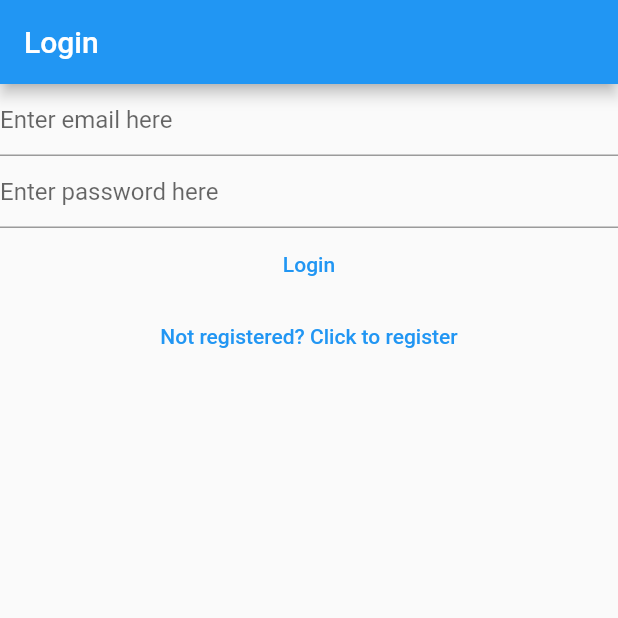
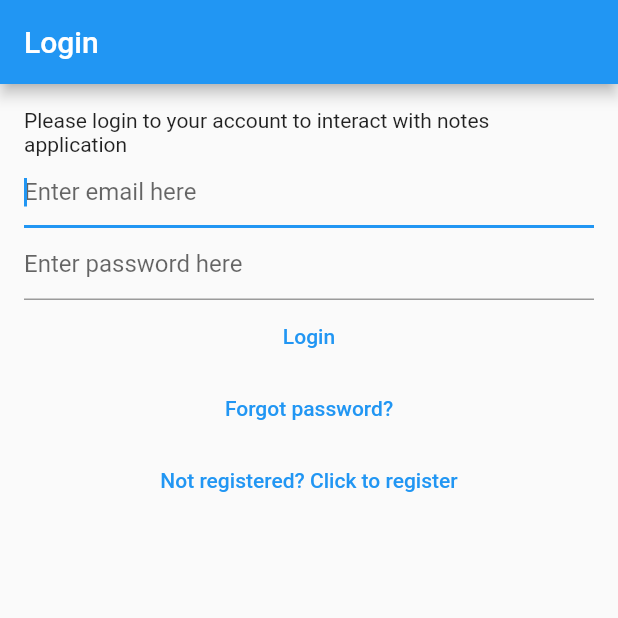
Before and after one commit to qbobaid/NotesApp, a Flutter app: the screen it shows after launch, on a phone screen of 412 x 824 dp, the top half of it. Run offline on Flutter 3.47's test engine with Material 2 defaults, Android fonts, the phone set to English and light mode, and no system bars; our stand-ins replace bloc, cloud_firestore, equatable, firebase_auth, firebase_core, flutter_bloc and 1 more; accounts and stored records are empty.

Commit message:
implemented forgot password view and beautified views a bit

```diff
--- a/lib/main.dart
+++ b/lib/main.dart
@@ -6,6 +6,7 @@ import 'package:notes_app/services/auth/bloc/auth_bloc.dart';
 import 'package:notes_app/services/auth/bloc/auth_event.dart';
 import 'package:notes_app/services/auth/bloc/auth_state.dart';
 import 'package:notes_app/services/auth/firebase_auth_provider.dart';
+import 'package:notes_app/views/forgot_password_view.dart';
 import 'package:notes_app/views/login_view.dart';
 import 'package:notes_app/views/notes/create_update_note_view.dart';
 import 'package:notes_app/views/notes/notes_view.dart';
@@ -53,6 +54,8 @@ class HomePage extends StatelessWidget {
           return const VerifyEmailView();
         } else if (state is AuthStateLoggedOut) {
           return const LoginView();
+        } else if (state is AuthStateForgotPassword) {
+          return const ForgotPasswordView();
         } else if (state is AuthStateRegistering) {
           return const RegisterView();
         } else {
--- a/lib/services/auth/auth_provider.dart
+++ b/lib/services/auth/auth_provider.dart
@@ -18,4 +18,5 @@ abstract class AuthProvider {
   Future<void> logout();
 
   Future<void> sendEmailVerification();
+  Future<void> sendPasswordReset({required String email});
 }
--- a/lib/services/auth/auth_service.dart
+++ b/lib/services/auth/auth_service.dart
@@ -34,4 +34,8 @@ class AuthService implements AuthProvider {
 
   @override
   Future<void> sendEmailVerification() => provider.sendEmailVerification();
+
+  @override
+  Future<void> sendPasswordReset({required String email}) =>
+      provider.sendPasswordReset(email: email);
 }
--- a/lib/services/auth/bloc/auth_event.dart
+++ b/lib/services/auth/bloc/auth_event.dart
@@ -28,6 +28,11 @@ class AuthEventShouldRegister extends AuthEvent {
   const AuthEventShouldRegister();
 }
 
+class AuthEventForgotPassword extends AuthEvent {
+  final String? email;
+  const AuthEventForgotPassword({this.email});
+}
+
 class AuthEventLogout extends AuthEvent {
   const AuthEventLogout();
 }
--- a/lib/services/auth/bloc/auth_state.dart
+++ b/lib/services/auth/bloc/auth_state.dart
@@ -21,6 +21,17 @@ class AuthStateRegistering extends AuthState {
 
   const AuthStateRegistering({required this.exception, required bool isLoading})
       : super(isLoading: isLoading);
+}
+
+class AuthStateForgotPassword extends AuthState {
+  final Exception? exception;
+  final bool hasSentEmail;
+
+  AuthStateForgotPassword({
+    required this.exception,
+    required this.hasSentEmail,
+    required bool isLoading,
+  }) : super(isLoading: isLoading);
 }
 
 class AuthStateLoggedIn extends AuthState {
--- /dev/null
+++ b/lib/utilities/dialog/password_reset_email_sent_dialog.dart
@@ -0,0 +1,13 @@
+import 'package:flutter/material.dart';
+import 'package:notes_app/utilities/dialog/generic_dialog.dart';
+
+Future<void> showPasswordResetEmailSentDialog(BuildContext context) {
+  return showGenericDialog(
+    context: context,
+    title: 'Password reset',
+    content: 'We have sent you an email to reset your password. Please check your email',
+    optionBuilder: () =>  {
+      'Ok': null
+    },
+  );
+}
--- a/lib/views/login_view.dart
+++ b/lib/views/login_view.dart
@@ -37,7 +37,8 @@ class _LoginViewState extends State<LoginView> {
       listener: (context, state) async {
         if (state is AuthStateLoggedOut) {
           if (state.exception is UserNotFoundAuthException) {
-            await showErrorDialog(context, 'User not found');
+            await showErrorDialog(
+                context, 'Cannot find user with entered credentials');
           } else if (state.exception is WrongPasswordAuthException) {
             await showErrorDialog(context, 'Wrong credentials');
           } else if (state.exception is GenericAuthException) {
@@ -49,12 +50,18 @@ class _LoginViewState extends State<LoginView> {
         appBar: AppBar(
           title: const Text("Login"),
         ),
-        body: Column(
+        body: Padding(
+          padding: const EdgeInsets.all(16.0),
+          child: Column(
             children: [
+              const Text(
+                'Please login to your account to interact with notes application',
+              ),
               TextField(
                 controller: _email,
                 enableSuggestions: false,
                 autocorrect: false,
+                autofocus: true,
                 keyboardType: TextInputType.emailAddress,
                 decoration: const InputDecoration(hintText: "Enter email here"),
               ),
@@ -78,6 +85,12 @@ class _LoginViewState extends State<LoginView> {
                 child: const Text("Login"),
               ),
               TextButton(
+                onPressed: () async {
+                  context.read<AuthBloc>().add(const AuthEventForgotPassword());
+                },
+                child: const Text("Forgot password?"),
+              ),
+              TextButton(
                 onPressed: () {
                   context.read<AuthBloc>().add(const AuthEventShouldRegister());
                 },
@@ -86,6 +99,7 @@ class _LoginViewState extends State<LoginView> {
             ],
           ),
         ),
+      ),
     );
   }
 }
--- a/lib/views/verify_email_view.dart
+++ b/lib/views/verify_email_view.dart
@@ -17,7 +17,9 @@ class _VerifyEmailViewState extends State<VerifyEmailView> {
       appBar: AppBar(
         title: const Text("Verify Email"),
       ),
-      body: Column(
+      body: Padding(
+        padding: const EdgeInsets.all(16.0),
+        child: Column(
           children: [
             const Text("Verification email has been sent to your account, Please open it to verify your account"),
             const Text("If you haven't received the email, press the button below"),
@@ -35,6 +37,7 @@ class _VerifyEmailViewState extends State<VerifyEmailView> {
             ),
           ],
         ),
+      ),
     );
   }
 }
```
Also changed, not shown: lib/services/auth/bloc/auth_bloc.dart (+37 -1 lines), lib/services/auth/firebase_auth_provider.dart (+18 -0 lines), lib/views/forgot_password_view.dart (added, +86 -0 lines), lib/views/register_view.dart (+8 -1 lines). Lines whose indentation alone changed are shown as unchanged.
